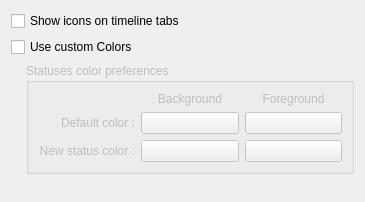
This is src/appears_base.ui in KDE/choqok as Qt 5 draws it before an edit. The edited form follows.
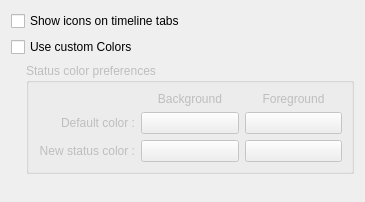
This is the edited form. Custom widgets are drawn as their Qt base class.

What changed in the file:
```diff
--- a/src/appears_base.ui
+++ b/src/appears_base.ui
@@ -51,7 +51,7 @@
         <bool>false</bool>
        </property>
        <property name="title" >
-        <string>Statuses color preferences</string>
+        <string>Status color preferences</string>
        </property>
        <layout class="QVBoxLayout" name="verticalLayout" >
         <item>
```
